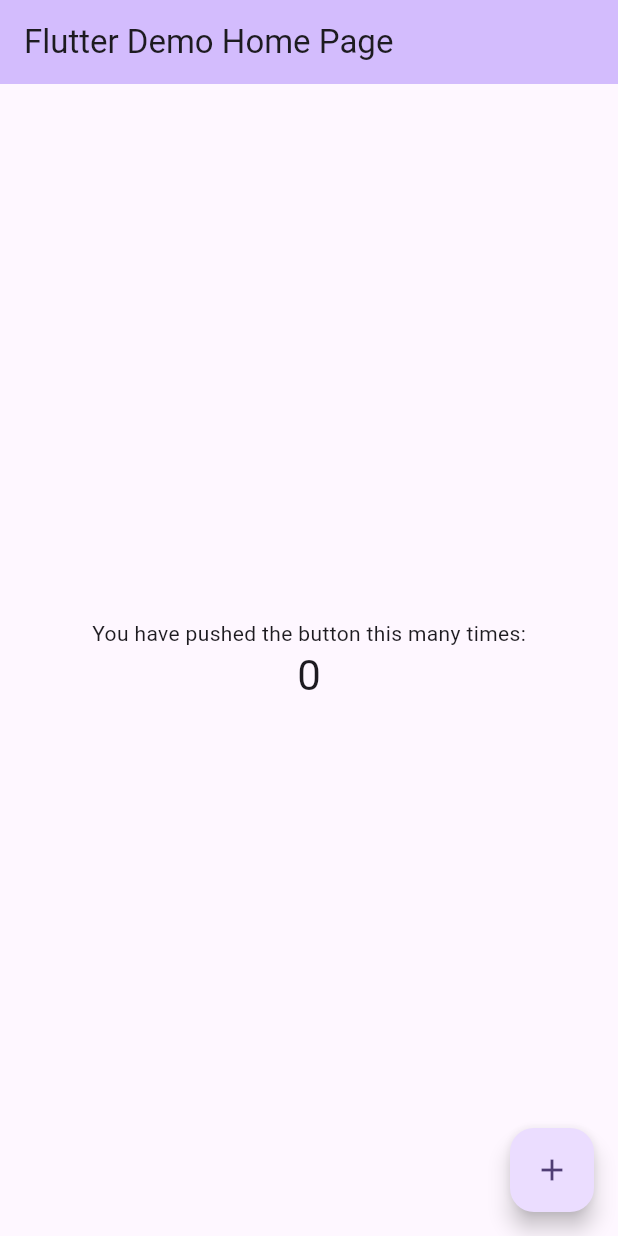
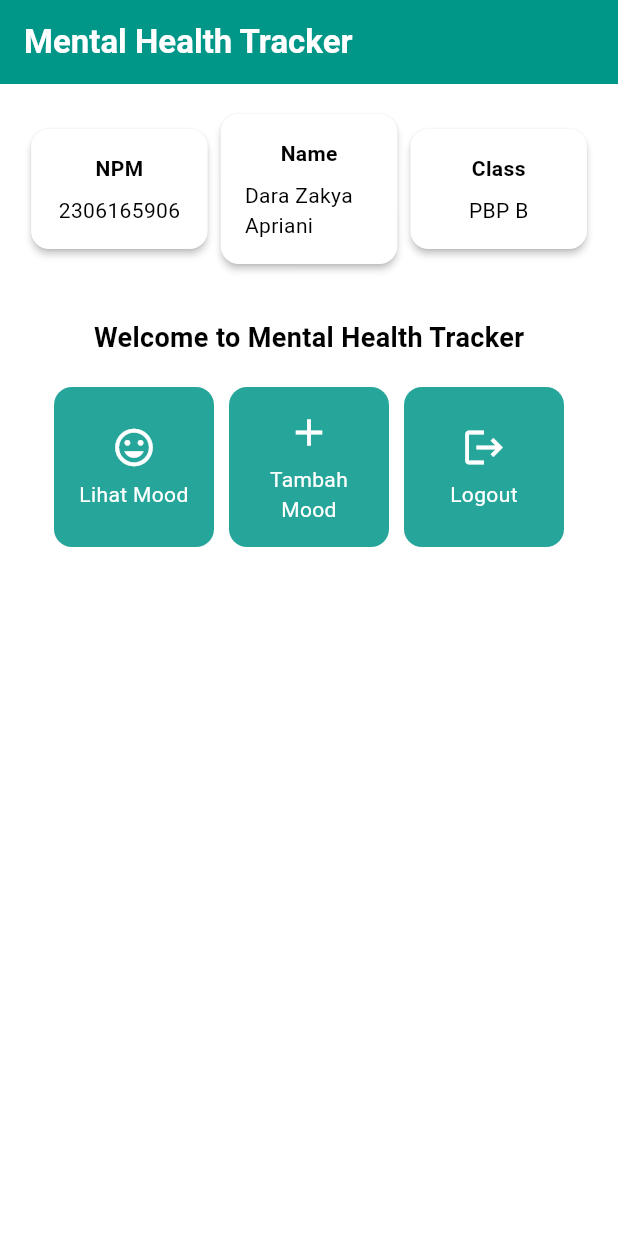
Before and after one commit to Dadar-Gulung/mental-health-tracker-android, a Flutter app: the screen it shows after launch, on a phone screen of 412 x 824 dp. Run offline on Flutter 3.47's test engine with Material 3 defaults, Android fonts, the phone set to English and light mode, and no system bars.

Commit message:
Menyelesaikan tutorial 6

```diff
--- a/lib/main.dart
+++ b/lib/main.dart
@@ -1,4 +1,5 @@
 import 'package:flutter/material.dart';
+import 'package:mental_health_tracker/menu.dart';
 
 void main() {
   runApp(const MyApp());
@@ -28,98 +29,12 @@ class MyApp extends StatelessWidget {
         //
         // This works for code too, not just values: Most code changes can be
         // tested with just a hot reload.
-        colorScheme: ColorScheme.fromSeed(seedColor: Colors.deepPurple),
+        colorScheme: ColorScheme.fromSwatch(
+          primarySwatch: Colors.teal,
+        ).copyWith(secondary: Colors.teal[400]),
         useMaterial3: true,
       ),
-      home: const MyHomePage(title: 'Flutter Demo Home Page'),
+      home: MyHomePage(),
     );
   }
 }
-
-class MyHomePage extends StatefulWidget {
-  const MyHomePage({super.key, required this.title});
-
-  // This widget is the home page of your application. It is stateful, meaning
-  // that it has a State object (defined below) that contains fields that affect
-  // how it looks.
-
-  // This class is the configuration for the state. It holds the values (in this
-  // case the title) provided by the parent (in this case the App widget) and
-  // used by the build method of the State. Fields in a Widget subclass are
-  // always marked "final".
-
-  final String title;
-
-  @override
-  State<MyHomePage> createState() => _MyHomePageState();
-}
-
-class _MyHomePageState extends State<MyHomePage> {
-  int _counter = 0;
-
-  void _incrementCounter() {
-    setState(() {
-      // This call to setState tells the Flutter framework that something has
-      // changed in this State, which causes it to rerun the build method below
-      // so that the display can reflect the updated values. If we changed
-      // _counter without calling setState(), then the build method would not be
-      // called again, and so nothing would appear to happen.
-      _counter++;
-    });
-  }
-
-  @override
-  Widget build(BuildContext context) {
-    // This method is rerun every time setState is called, for instance as done
-    // by the _incrementCounter method above.
-    //
-    // The Flutter framework has been optimized to make rerunning build methods
-    // fast, so that you can just rebuild anything that needs updating rather
-    // than having to individually change instances of widgets.
-    return Scaffold(
-      appBar: AppBar(
-        // TRY THIS: Try changing the color here to a specific color (to
-        // Colors.amber, perhaps?) and trigger a hot reload to see the AppBar
-        // change color while the other colors stay the same.
-        backgroundColor: Theme.of(context).colorScheme.inversePrimary,
-        // Here we take the value from the MyHomePage object that was created by
-        // the App.build method, and use it to set our appbar title.
-        title: Text(widget.title),
-      ),
-      body: Center(
-        // Center is a layout widget. It takes a single child and positions it
-        // in the middle of the parent.
-        child: Column(
-          // Column is also a layout widget. It takes a list of children and
-          // arranges them vertically. By default, it sizes itself to fit its
-          // children horizontally, and tries to be as tall as its parent.
-          //
-          // Column has various properties to control how it sizes itself and
-          // how it positions its children. Here we use mainAxisAlignment to
-          // center the children vertically; the main axis here is the vertical
-          // axis because Columns are vertical (the cross axis would be
-          // horizontal).
-          //
-          // TRY THIS: Invoke "debug painting" (choose the "Toggle Debug Paint"
-          // action in the IDE, or press "p" in the console), to see the
-          // wireframe for each widget.
-          mainAxisAlignment: MainAxisAlignment.center,
-          children: <Widget>[
-            const Text(
-              'You have pushed the button this many times:',
-            ),
-            Text(
-              '$_counter',
-              style: Theme.of(context).textTheme.headlineMedium,
-            ),
-          ],
-        ),
-      ),
-      floatingActionButton: FloatingActionButton(
-        onPressed: _incrementCounter,
-        tooltip: 'Increment',
-        child: const Icon(Icons.add),
-      ), // This trailing comma makes auto-formatting nicer for build methods.
-    );
-  }
-}
--- /dev/null
+++ b/lib/menu.dart
@@ -0,0 +1,188 @@
+import 'package:flutter/material.dart';
+
+class MyHomePage extends StatelessWidget {
+  final String npm = '2306165906';
+  final String name = 'Dara Zakya Apriani';
+  final String className = 'PBP B';
+
+  final List<ItemHomepage> items = [
+         ItemHomepage("Lihat Mood", Icons.mood),
+         ItemHomepage("Tambah Mood", Icons.add),
+         ItemHomepage("Logout", Icons.logout),
+     ];
+
+  MyHomePage({super.key});
+
+  @override
+  Widget build(BuildContext context) {
+    // Scaffold menyediakan struktur dasar halaman dengan AppBar dan body.
+    return Scaffold(
+      // AppBar adalah bagian atas halaman yang menampilkan judul.
+      appBar: AppBar(
+        // Judul aplikasi "Mental Health Tracker" dengan teks putih dan tebal.
+        title: const Text(
+          'Mental Health Tracker',
+          style: TextStyle(
+            color: Colors.white,
+            fontWeight: FontWeight.bold,
+          ),
+        ),
+        // Warna latar belakang AppBar diambil dari skema warna tema aplikasi.
+        backgroundColor: Theme.of(context).colorScheme.primary,
+      ),
+      // Body halaman dengan padding di sekelilingnya.
+      body: Padding(
+        padding: const EdgeInsets.all(16.0),
+        // Menyusun widget secara vertikal dalam sebuah kolom.
+        child: Column(
+          crossAxisAlignment: CrossAxisAlignment.center,
+          children: [
+            // Row untuk menampilkan 3 InfoCard secara horizontal.
+            Row(
+              mainAxisAlignment: MainAxisAlignment.spaceEvenly,
+              children: [
+                InfoCard(title: 'NPM', content: npm),
+                InfoCard(title: 'Name', content: name),
+                InfoCard(title: 'Class', content: className),
+              ],
+            ),
+
+            // Memberikan jarak vertikal 16 unit.
+            const SizedBox(height: 16.0),
+
+            // Menempatkan widget berikutnya di tengah halaman.
+            Center(
+              child: Column(
+                // Menyusun teks dan grid item secara vertikal.
+
+                children: [
+                  // Menampilkan teks sambutan dengan gaya tebal dan ukuran 18.
+                  const Padding(
+                    padding: EdgeInsets.only(top: 16.0),
+                    child: Text(
+                      'Welcome to Mental Health Tracker',
+                      style: TextStyle(
+                        fontWeight: FontWeight.bold,
+                        fontSize: 18.0,
+                      ),
+                    ),
+                  ),
+
+                  // Grid untuk menampilkan ItemCard dalam bentuk grid 3 kolom.
+                  GridView.count(
+                    primary: true,
+                    padding: const EdgeInsets.all(20),
+                    crossAxisSpacing: 10,
+                    mainAxisSpacing: 10,
+                    crossAxisCount: 3,
+                    // Agar grid menyesuaikan tinggi kontennya.
+                    shrinkWrap: true,
+
+                    // Menampilkan ItemCard untuk setiap item dalam list items.
+                    children: items.map((ItemHomepage item) {
+                      return ItemCard(item);
+                    }).toList(),
+                  ),
+                ],
+              ),
+            ),
+          ],
+        ),
+      ),
+    );
+  }
+}
+
+class InfoCard extends StatelessWidget {
+  // Kartu Informasi yang menampilkan title dan content.
+
+  final String title;
+  final String content;
+
+  const InfoCard ({super.key, required this.title, required this.content});
+
+  @override
+  Widget build(BuildContext context) {
+    return Card(
+      // Membuat kotak kartu dengan bayangan dibawahnya.
+      elevation: 2.0,
+      child: Container(
+        // Mengatur ukuran dan jarak di dalam kartu.
+        width: MediaQuery.of(context).size.width / 3.5, // menyesuaikan dengan lebar device yang digunakan.
+        padding: const EdgeInsets.all(16.0),
+        // Menyusun title dan content secara vertikal.
+        child: Column(
+          children: [
+            Text(
+              title,
+              style: const TextStyle(fontWeight: FontWeight.bold),
+            ),
+            const SizedBox(height: 8.0),
+            Text(content),
+          ],
+        ),
+      ),
+    );
+  }
+}
+
+class ItemHomepage {
+     final String name;
+     final IconData icon;
+
+     ItemHomepage(this.name, this.icon);
+}
+
+class ItemCard extends StatelessWidget {
+  // Menampilkan kartu dengan ikon dan nama.
+
+  final ItemHomepage item;
+
+  const ItemCard(this.item, {super.key});
+
+  @override
+  Widget build(BuildContext context) {
+    return Material(
+      // Menentukan warna latar belakang dari tema aplikasi.
+      color: Theme.of(context).colorScheme.secondary,
+      // Membuat sudut kartu melengkung.
+      borderRadius: BorderRadius.circular(12),
+
+      child: InkWell(
+        // Aksi ketika kartu ditekan.
+        onTap: () {
+          // Menampilkan pesan SnackBar saat kartu ditekan.
+          ScaffoldMessenger.of(context)
+            ..hideCurrentSnackBar()
+            ..showSnackBar(
+              SnackBar(content: Text("Kamu telah menekan tombol ${item.name}!"))
+            );
+        },
+        // Container untuk menyimpan Icon dan Text
+        child: Container(
+          padding: const EdgeInsets.all(8),
+          child: Center(
+            child: Column(
+              // Menyusun ikon dan teks di tengah kartu.
+              mainAxisAlignment: MainAxisAlignment.center,
+              children: [
+                Icon(
+                  item.icon,
+                  color: Colors.white,
+                  size: 30.0,
+                ),
+                const Padding(padding: EdgeInsets.all(3)),
+                Text(
+                  item.name,
+                  textAlign: TextAlign.center,
+                  style: const TextStyle(color: Colors.white),
+                ),
+              ],
+            ),
+          ),
+        ),
+      ),
+    );
+  }
+
+}
```
